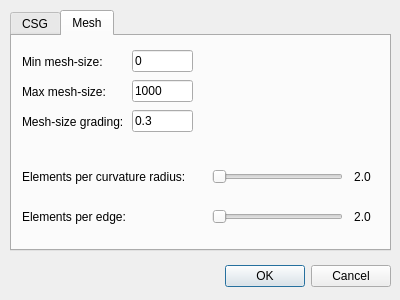
First picture: the form in setupdialog.ui, repository SeregaGomen/qng, before the edit.
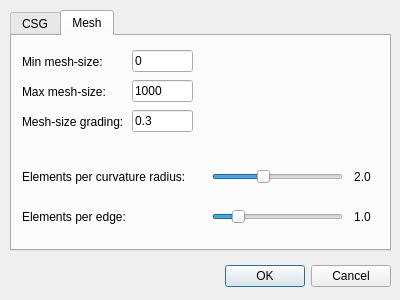
Second picture: the form after the edit.

Patch:
```diff
--- a/setupdialog.ui
+++ b/setupdialog.ui
@@ -458,6 +458,18 @@
      <layout class="QHBoxLayout" name="horizontalLayout_36">
       <item>
        <widget class="QSlider" name="horizontalSlider">
+        <property name="minimum">
+         <number>1</number>
+        </property>
+        <property name="maximum">
+         <number>25</number>
+        </property>
+        <property name="pageStep">
+         <number>5</number>
+        </property>
+        <property name="sliderPosition">
+         <number>10</number>
+        </property>
         <property name="orientation">
          <enum>Qt::Horizontal</enum>
         </property>
@@ -483,6 +495,15 @@
      <layout class="QHBoxLayout" name="horizontalLayout_37">
       <item>
        <widget class="QSlider" name="horizontalSlider_2">
+        <property name="minimum">
+         <number>1</number>
+        </property>
+        <property name="maximum">
+         <number>25</number>
+        </property>
+        <property name="value">
+         <number>5</number>
+        </property>
         <property name="orientation">
          <enum>Qt::Horizontal</enum>
         </property>
@@ -544,7 +565,7 @@
       <item>
        <widget class="QLabel" name="label_18">
         <property name="text">
-         <string>2.0</string>
+         <string>1.0</string>
         </property>
         <property name="alignment">
          <set>Qt::AlignCenter</set>
```
